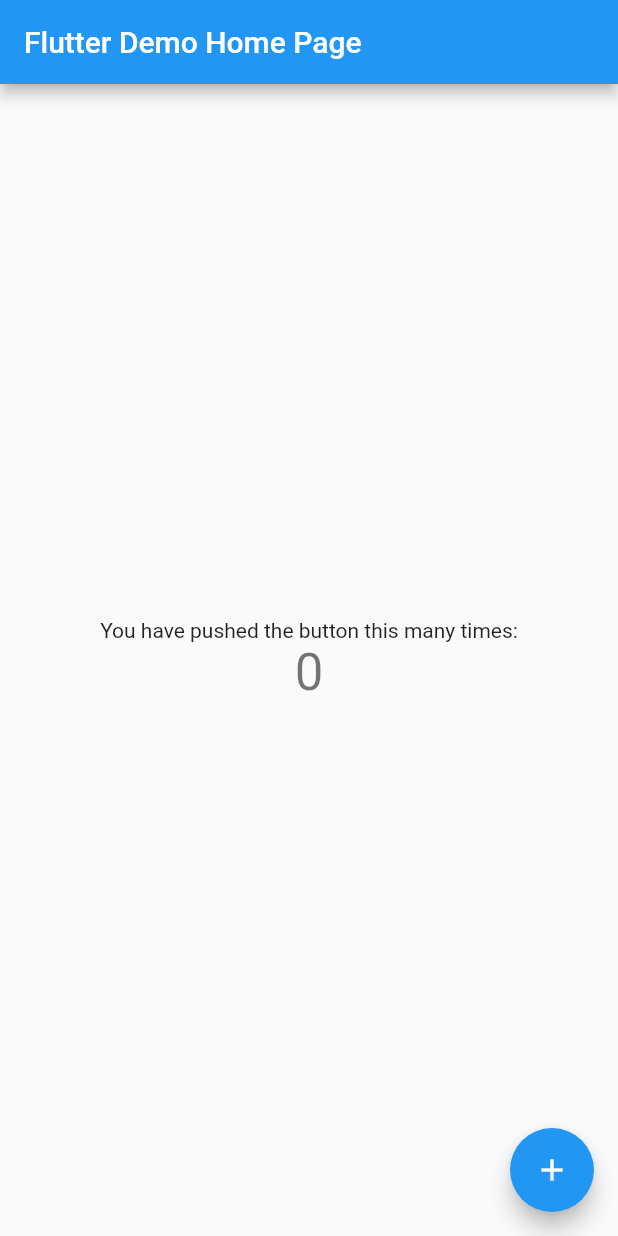
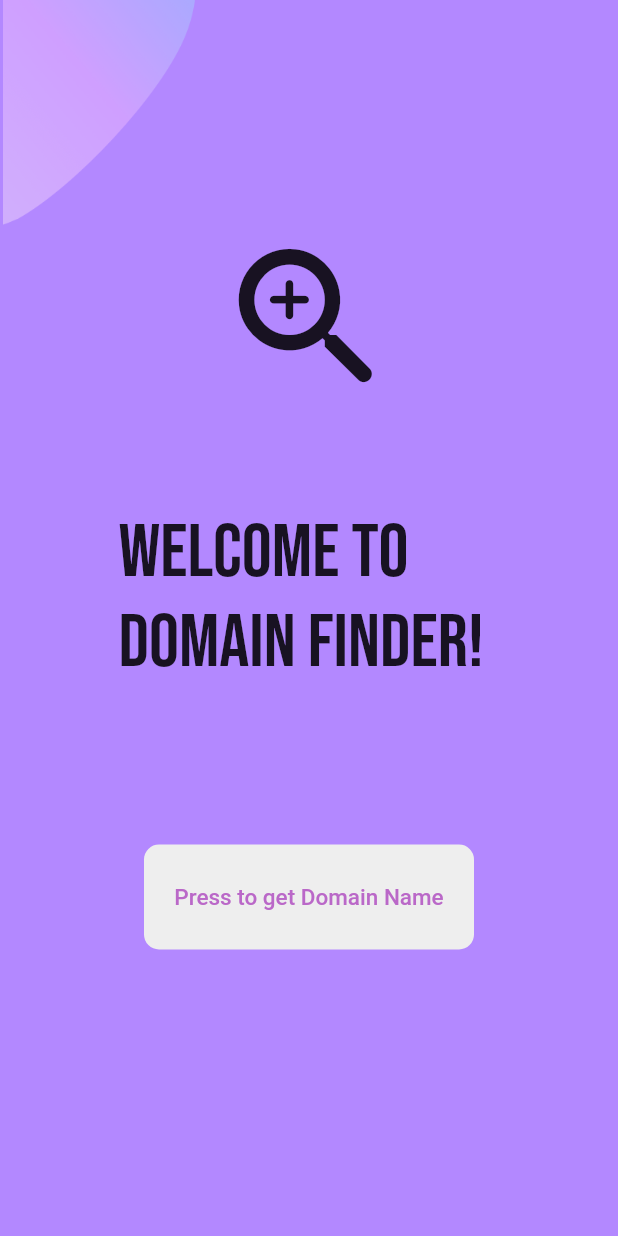
Before and after one commit to saada865/domainFinder-Frontend_Flutter, a Flutter app: the screen it shows after launch, on a phone screen of 412 x 824 dp. Run offline on Flutter 3.47's test engine with Material 2 defaults, Android fonts, the phone set to English and light mode, and no system bars; our stand-ins replace google_fonts.

```diff
--- a/lib/backG.dart
+++ b/lib/backG.dart
@@ -0,0 +1,93 @@
+import 'dart:ui';
+
+import 'package:flutter/material.dart';
+import 'package:google_fonts/google_fonts.dart';
+//saada865/Domain-Finder
+
+class backG extends StatefulWidget {
+  const backG({Key? key}) : super(key: key);
+
+  @override
+  State<backG> createState() => _backGState();
+}
+
+class _backGState extends State<backG> {
+  @override
+  Widget build(BuildContext context) {
+    return Container(
+      color: Colors.deepPurpleAccent[100],
+      child: Column(
+        children: [
+          Padding(
+            padding: const EdgeInsets.fromLTRB(0.0, 0.0, 280.0, 0.0),
+            child: Container(
+              height: 150,
+              width: 150,
+              //color: Colors.black,
+              decoration: const BoxDecoration(
+                image: DecorationImage(
+                  image: AssetImage("assets/main_top.png"),
+                ),
+                //   color: Colors.green,
+              ),
+            ),
+          ),
+          Icon(
+            //Icons.add_moderator_sharp,
+            //Icons.add_task,
+            //Icons.add_to_home_screen,
+            //Icons.wysiwyg_rounded,
+            //Icons.workspace_premium_sharp,
+            //Icons.wrong_location_outlined,
+            Icons.zoom_in_rounded,
+            size: 125,
+          ),
+          SizedBox(
+            height: 50,
+          ),
+          Card(
+            color: Colors.deepPurpleAccent[100],
+            shadowColor: Colors.transparent,
+            child: Padding(
+                padding: const EdgeInsets.fromLTRB(75.0, 10, 20, 0),
+                child:
+                    // Card(
+                    //color: Color.fromARGB(255, 60, 17, 82),
+                    // child:
+                    Text(
+                  "Welcome To Domain Finder!",
+                  //style: //TextStyle(
+                  //color: Color.fromARGB(255, 140, 14, 203),
+                  style: GoogleFonts.bebasNeue(
+                      fontStyle: FontStyle.normal, fontSize: 50),
+
+                  //fontSize: 38,
+                  // ),
+                  //),
+                )),
+          ),
+          SizedBox(
+            height: 100,
+          ),
+          Container(
+              height: 70,
+              width: 220,
+              decoration: BoxDecoration(
+                  color: Colors.grey[200],
+                  borderRadius: BorderRadius.circular(10)),
+              child: TextButton(
+                onPressed: () {},
+                child: Text(
+                  "Press to get Domain Name",
+                  style: TextStyle(
+                    color: Colors.purple[300],
+                    fontSize: 15,
+                    //backgroundColor: Colors.purple
+                  ),
+                ),
+              ))
+        ],
+      ),
+    );
+  }
+}
--- a/lib/main.dart
+++ b/lib/main.dart
@@ -1,4 +1,5 @@
 import 'package:flutter/material.dart';
+import 'package:frontend/backG.dart';
 
 void main() {
   runApp(const MyApp());
@@ -7,109 +8,11 @@ void main() {
 class MyApp extends StatelessWidget {
   const MyApp({Key? key}) : super(key: key);
 
-  // This widget is the root of your application.
   @override
   Widget build(BuildContext context) {
     return MaterialApp(
-      title: 'Flutter Demo',
-      theme: ThemeData(
-        // This is the theme of your application.
-        //
-        // Try running your application with "flutter run". You'll see the
-        // application has a blue toolbar. Then, without quitting the app, try
-        // changing the primarySwatch below to Colors.green and then invoke
-        // "hot reload" (press "r" in the console where you ran "flutter run",
-        // or simply save your changes to "hot reload" in a Flutter IDE).
-        // Notice that the counter didn't reset back to zero; the application
-        // is not restarted.
-        primarySwatch: Colors.blue,
-      ),
-      home: const MyHomePage(title: 'Flutter Demo Home Page'),
+      home: backG(),
+      debugShowCheckedModeBanner: false,
     );
   }
 }
-
-class MyHomePage extends StatefulWidget {
-  const MyHomePage({Key? key, required this.title}) : super(key: key);
-
-  // This widget is the home page of your application. It is stateful, meaning
-  // that it has a State object (defined below) that contains fields that affect
-  // how it looks.
-
-  // This class is the configuration for the state. It holds the values (in this
-  // case the title) provided by the parent (in this case the App widget) and
-  // used by the build method of the State. Fields in a Widget subclass are
-  // always marked "final".
-
-  final String title;
-
-  @override
-  State<MyHomePage> createState() => _MyHomePageState();
-}
-
-class _MyHomePageState extends State<MyHomePage> {
-  int _counter = 0;
-
-  void _incrementCounter() {
-    setState(() {
-      // This call to setState tells the Flutter framework that something has
-      // changed in this State, which causes it to rerun the build method below
-      // so that the display can reflect the updated values. If we changed
-      // _counter without calling setState(), then the build method would not be
-      // called again, and so nothing would appear to happen.
-      _counter++;
-    });
-  }
-
-  @override
-  Widget build(BuildContext context) {
-    // This method is rerun every time setState is called, for instance as done
-    // by the _incrementCounter method above.
-    //
-    // The Flutter framework has been optimized to make rerunning build methods
-    // fast, so that you can just rebuild anything that needs updating rather
-    // than having to individually change instances of widgets.
-    return Scaffold(
-      appBar: AppBar(
-        // Here we take the value from the MyHomePage object that was created by
-        // the App.build method, and use it to set our appbar title.
-        title: Text(widget.title),
-      ),
-      body: Center(
-        // Center is a layout widget. It takes a single child and positions it
-        // in the middle of the parent.
-        child: Column(
-          // Column is also a layout widget. It takes a list of children and
-          // arranges them vertically. By default, it sizes itself to fit its
-          // children horizontally, and tries to be as tall as its parent.
-          //
-          // Invoke "debug painting" (press "p" in the console, choose the
-          // "Toggle Debug Paint" action from the Flutter Inspector in Android
-          // Studio, or the "Toggle Debug Paint" command in Visual Studio Code)
-          // to see the wireframe for each widget.
-          //
-          // Column has various properties to control how it sizes itself and
-          // how it positions its children. Here we use mainAxisAlignment to
-          // center the children vertically; the main axis here is the vertical
-          // axis because Columns are vertical (the cross axis would be
-          // horizontal).
-          mainAxisAlignment: MainAxisAlignment.center,
-          children: <Widget>[
-            const Text(
-              'You have pushed the button this many times:',
-            ),
-            Text(
-              '$_counter',
-              style: Theme.of(context).textTheme.headline4,
-            ),
-          ],
-        ),
-      ),
-      floatingActionButton: FloatingActionButton(
-        onPressed: _incrementCounter,
-        tooltip: 'Increment',
-        child: const Icon(Icons.add),
-      ), // This trailing comma makes auto-formatting nicer for build methods.
-    );
-  }
-}
--- a/pubspec.yaml
+++ b/pubspec.yaml
@@ -59,7 +59,8 @@ flutter:
   uses-material-design: true
 
   # To add assets to your application, add an assets section, like this:
-  # assets:
+  assets:
+     - assets/
   #   - images/a_dot_burr.jpeg
   #   - images/a_dot_ham.jpeg
 
```
Also changed, not shown: assets/login_bottom.png (added), assets/main_top.png (added).
